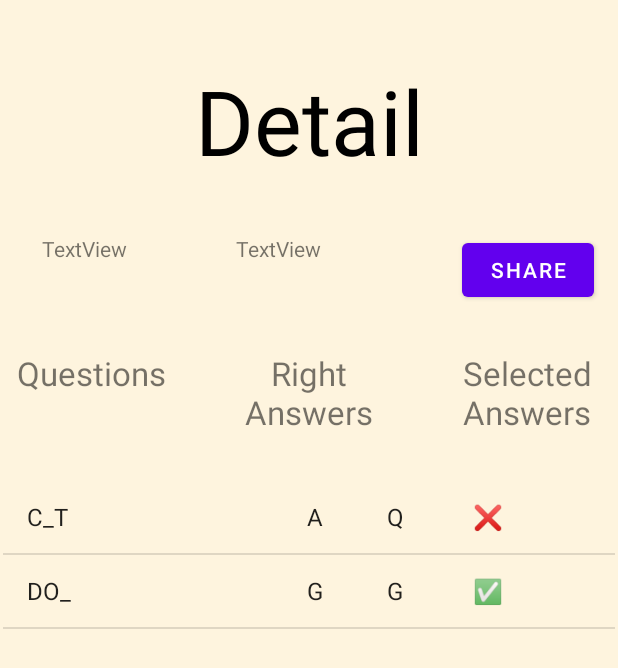
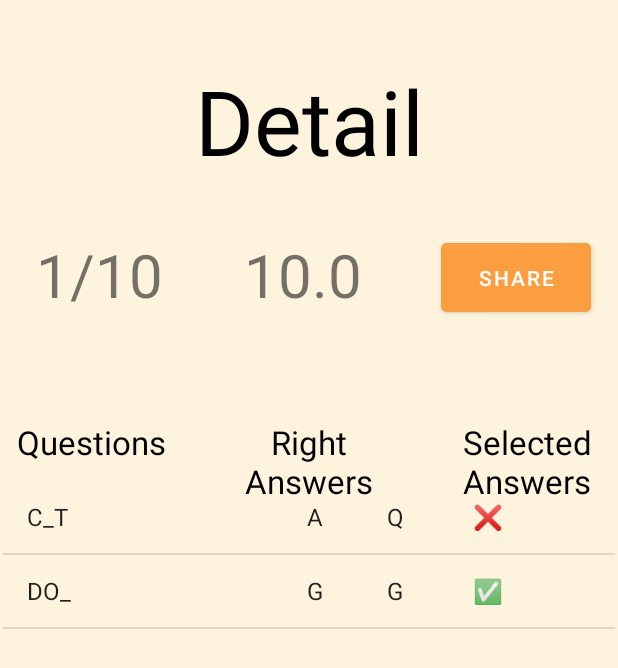
Before and after one commit to MuhammadTalhaTahir/The-MCQ-App, an Android app: the DetailView screen opened directly, with no data from a screen before it, after a tap on "SHARE", on a phone screen of 412 x 824 dp. Shown: the top 668 px of the screen. Run offline under Robolectric (Android 15) with nearby library versions, the phone set to English and light mode, and no system bars; Roboto replaces fonts that are not available here.

Commit message:
Fixed the share button

```diff
--- a/app/src/main/java/com/example/themcqapp/DetailView.java
+++ b/app/src/main/java/com/example/themcqapp/DetailView.java
@@ -9,6 +9,7 @@ import android.view.View;
 import android.widget.ArrayAdapter;
 import android.widget.Button;
 import android.widget.ListView;
+import android.widget.TextView;
 
 import java.util.ArrayList;
 
@@ -17,6 +18,28 @@ public class DetailView extends AppCompatActivity {
     int sessionId;
     DataBaseContext db;
     Button shareButton;
+    TextView raView, perView;
+    int totalRightAnswers;
+    double percentage;
+    int PASSING_PERCENTAGE = 60;
+    public void calculateTotalRightAnswers(ArrayList<Question> questions){
+        this.totalRightAnswers = 0;
+        for(Question q : questions){
+            if(q.selectedAnswer == q.rightAnswer) this.totalRightAnswers++;
+        }
+        this.percentage = (totalRightAnswers * 100)/10.0;
+        if(raView != null && perView != null){
+            raView.setText(Integer.toString(this.totalRightAnswers)+"/10");
+            perView.setText(Double.toString(this.percentage));
+        }
+    }
+    public String createShareAbleResult(){
+        String result = "Score: " + this.totalRightAnswers +"/10\n" +
+                "Percentage: "+ this.percentage+"\n"+
+                "Status: " + (this.percentage >= PASSING_PERCENTAGE?"Pass 🎉":"Fail 😢")+"\n"+
+                "\n\n~ _*The Mcq App*_";
+        return result;
+    }
     @Override
     protected void onCreate(Bundle savedInstanceState) {
         super.onCreate(savedInstanceState);
@@ -25,14 +48,18 @@ public class DetailView extends AppCompatActivity {
         db = new DataBaseContext(this);
         shareButton = findViewById(R.id.shareBtn);
         questionsList = findViewById(R.id.questionsListView);
+        raView = findViewById(R.id.totalRightQuestionsView);
+        perView = findViewById(R.id.percentageView);
         ArrayList<Question> data = db.getQuestions(sessionId);
+        this.calculateTotalRightAnswers(data);
         ArrayAdapter<Question> adpt = new ArrayAdapter<Question>(this, android.R.layout.simple_list_item_1, data);
         questionsList.setAdapter(adpt);
         shareButton.setOnClickListener(new View.OnClickListener() {
             @Override
             public void onClick(View view) {
-                Uri uri = Uri.parse("xD This is THE MCQS APP");
-                Intent intent = new Intent(Intent.ACTION_SEND,uri);
+                Intent intent = new Intent(Intent.ACTION_SEND);
+                intent.putExtra(Intent.EXTRA_TEXT, createShareAbleResult());
+                intent.setType("text/plain");
                 startActivity(intent);
             }
         });
--- a/app/src/main/res/layout/activity_detail_view.xml
+++ b/app/src/main/res/layout/activity_detail_view.xml
@@ -11,22 +11,23 @@
         android:id="@+id/textView13"
         android:layout_width="121dp"
         android:layout_height="57dp"
+        android:layout_marginTop="152dp"
         android:text="Right Answers"
         android:textAlignment="center"
+        android:textColor="@color/black"
         android:textSize="22dp"
-        app:layout_constraintBottom_toTopOf="@+id/questionsListView"
         app:layout_constraintEnd_toStartOf="@+id/textView14"
         app:layout_constraintStart_toEndOf="@+id/textView12"
-        app:layout_constraintTop_toBottomOf="@+id/textView6"
-        app:layout_constraintVertical_bias="0.783" />
+        app:layout_constraintTop_toBottomOf="@+id/textView6" />
 
     <TextView
         android:id="@+id/textView14"
         android:layout_width="121dp"
         android:layout_height="57dp"
         android:text="Selected Answers"
+        android:textAlignment="center"
+        android:textColor="@color/black"
         android:textSize="22dp"
-        android:textAlignment="center"
         app:layout_constraintEnd_toEndOf="parent"
         app:layout_constraintTop_toTopOf="@+id/textView13" />
 
@@ -61,39 +62,46 @@
         android:layout_width="121dp"
         android:layout_height="57dp"
         android:text="Questions"
+        android:textAlignment="center"
+        android:textColor="@color/black"
         android:textSize="22dp"
-        android:textAlignment="center"
         app:layout_constraintStart_toStartOf="parent"
         app:layout_constraintTop_toTopOf="@+id/textView13" />
 
     <Button
         android:id="@+id/shareBtn"
-        android:layout_width="wrap_content"
-        android:layout_height="wrap_content"
+        android:layout_width="100dp"
+        android:layout_height="58dp"
+        android:layout_marginStart="40dp"
         android:layout_marginEnd="16dp"
+        android:backgroundTint="@color/applicationOrange"
         android:text="share"
+        android:textColor="@color/white"
         app:layout_constraintEnd_toEndOf="parent"
-        app:layout_constraintTop_toTopOf="@+id/textView16" />
+        app:layout_constraintStart_toEndOf="@+id/percentageView"
+        app:layout_constraintTop_toTopOf="@+id/percentageView" />
 
     <TextView
-        android:id="@+id/textView15"
-        android:layout_width="85dp"
-        android:layout_height="44dp"
-        android:layout_marginStart="28dp"
-        android:text="TextView"
-        app:layout_constraintStart_toStartOf="parent"
-        app:layout_constraintTop_toTopOf="@+id/textView16" />
+        android:id="@+id/percentageView"
+        android:layout_width="100dp"
+        android:layout_height="58dp"
+        android:layout_marginStart="36dp"
+        android:layout_marginTop="28dp"
+        android:text="70%"
+        android:textAlignment="center"
+        android:textSize="40dp"
+        app:layout_constraintStart_toEndOf="@+id/totalRightQuestionsView"
+        app:layout_constraintTop_toBottomOf="@+id/textView6" />
 
     <TextView
-        android:id="@+id/textView16"
-        android:layout_width="122dp"
-        android:layout_height="42dp"
-        android:layout_marginStart="44dp"
-        android:layout_marginTop="28dp"
-        android:text="TextView"
-        app:layout_constraintEnd_toStartOf="@+id/shareBtn"
-        app:layout_constraintHorizontal_bias="0.0"
-        app:layout_constraintStart_toEndOf="@+id/textView15"
-        app:layout_constraintTop_toBottomOf="@+id/textView6" />
+        android:id="@+id/totalRightQuestionsView"
+        android:layout_width="100dp"
+        android:layout_height="58dp"
+        android:layout_marginStart="16dp"
+        android:text="7/10"
+        android:textAlignment="center"
+        android:textSize="40dp"
+        app:layout_constraintStart_toStartOf="parent"
+        app:layout_constraintTop_toTopOf="@+id/percentageView" />
 
 </androidx.constraintlayout.widget.ConstraintLayout>
```
